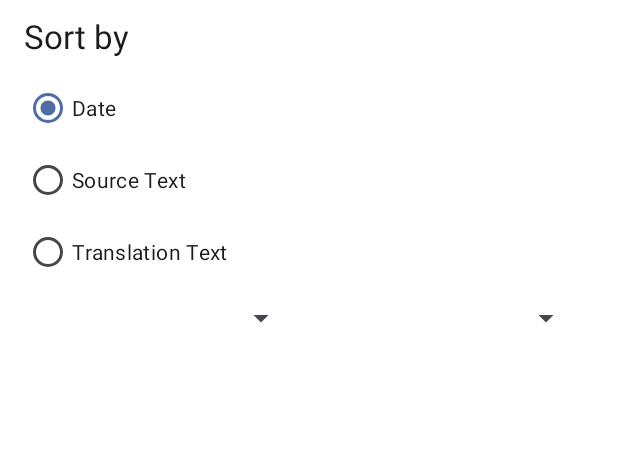
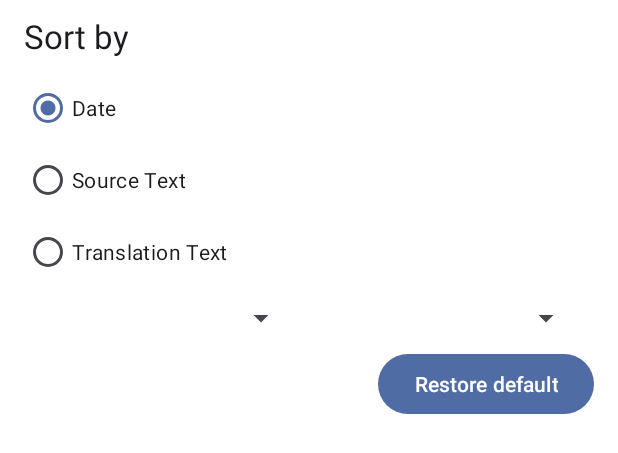
Before and after one commit to CatVasiliy/MyDic, an Android app: the layout bottom_sheet_organize.xml on its own in the app's theme, with its tools: preview values and no code run, on a phone screen of 412 x 824 dp. Shown: the top 453 px of the screen. Run offline under Robolectric (Android 15) with nearby library versions, the light colour scheme and no system bars.

Commit message:
Added restore default button for organizing preferences.

```diff
--- a/app/src/main/java/com/catvasiliy/mydic/domain/model/preferences/translation_organizing/TranslationOrganizingPreferences.kt
+++ b/app/src/main/java/com/catvasiliy/mydic/domain/model/preferences/translation_organizing/TranslationOrganizingPreferences.kt
@@ -12,6 +12,10 @@ data class TranslationOrganizingPreferences(
     val sourceLanguageFilteringInfo: SourceLanguageFilteringInfo,
     val targetLanguageFilteringInfo: TargetLanguageFilteringInfo
 ) {
+
+    val isDefault: Boolean
+        get() = this == getDefault()
+
     companion object {
         fun getDefault(): TranslationOrganizingPreferences =
             TranslationOrganizingPreferences(
--- a/app/src/main/java/com/catvasiliy/mydic/presentation/model/preferences/translation_organizing/UiTranslationOrganizingPreferences.kt
+++ b/app/src/main/java/com/catvasiliy/mydic/presentation/model/preferences/translation_organizing/UiTranslationOrganizingPreferences.kt
@@ -10,6 +10,10 @@ data class UiTranslationOrganizingPreferences(
     val sourceLanguageFilteringInfo: UiSourceLanguageFilteringInfo = UiSourceLanguageFilteringInfo.LanguageAny,
     val targetLanguageFilteringInfo: UiTargetLanguageFilteringInfo = UiTargetLanguageFilteringInfo.LanguageAny
 ) {
+
+    val isDefault: Boolean
+        get() = this == getDefault()
+
     companion object {
         fun getDefault(): UiTranslationOrganizingPreferences =
             TranslationOrganizingPreferences.getDefault().toUiTranslationOrganizingPreferences()
--- a/app/src/main/java/com/catvasiliy/mydic/presentation/translations_list/TranslationsListFragment.kt
+++ b/app/src/main/java/com/catvasiliy/mydic/presentation/translations_list/TranslationsListFragment.kt
@@ -204,6 +204,10 @@ class TranslationsListFragment : Fragment() {
             adapter = tlFilterAdapter
             onItemSelectedListener = tlItemSelectedListener
         }
+
+        bottomSheetOrganizeBinding.btnRestoreDefault.setOnClickListener {
+            viewModel.restoreDefaultOrganizingPreferences()
+        }
     }
 
     private fun setupChips() {
@@ -257,6 +261,8 @@ class TranslationsListFragment : Fragment() {
         )
         bottomSheetOrganizeBinding.spSourceLanguage.setSelectionWithTag(slFilteringPosition)
         bottomSheetOrganizeBinding.spTargetLanguage.setSelectionWithTag(tlFilteringPosition)
+
+        bottomSheetOrganizeBinding.btnRestoreDefault.isEnabled = organizingPreferences.isDefault.not()
     }
 
     private fun updateSorting(sortingInfo: TranslationSortingInfo) {
--- a/app/src/main/res/layout/bottom_sheet_organize.xml
+++ b/app/src/main/res/layout/bottom_sheet_organize.xml
@@ -74,4 +74,13 @@
 
     </LinearLayout>
 
+    <com.google.android.material.button.MaterialButton
+        android:id="@+id/btnRestoreDefault"
+        android:layout_width="wrap_content"
+        android:layout_height="wrap_content"
+        android:layout_marginTop="8dp"
+        android:text="@string/restore_default"
+        app:layout_constraintTop_toBottomOf="@id/llLanguages"
+        app:layout_constraintEnd_toEndOf="parent" />
+
 </androidx.constraintlayout.widget.ConstraintLayout>
--- a/app/src/main/res/values/strings.xml
+++ b/app/src/main/res/values/strings.xml
@@ -9,6 +9,7 @@
     <string name="date">Date</string>
     <string name="source_text">Source Text</string>
     <string name="translation_text">Translation Text</string>
+    <string name="restore_default">Restore default</string>
     <string name="delete_translation_snackbar">Translation deleted</string>
     <string name="undo">Undo</string>
     <string name="no_translations">There are no saved translations. Click Add button to translate.</string>
```
Also changed, not shown: app/src/main/java/com/catvasiliy/mydic/data/local/preferences/PreferencesRepository.kt (+7 -0 lines), app/src/main/java/com/catvasiliy/mydic/domain/use_case/preferences/translation_organizing/RestoreDefaultOrganizingPreferencesUseCase.kt (added, +16 -0 lines), app/src/main/java/com/catvasiliy/mydic/presentation/translations_list/TranslationsListViewModel.kt (+9 -1 lines), 1 other file.
